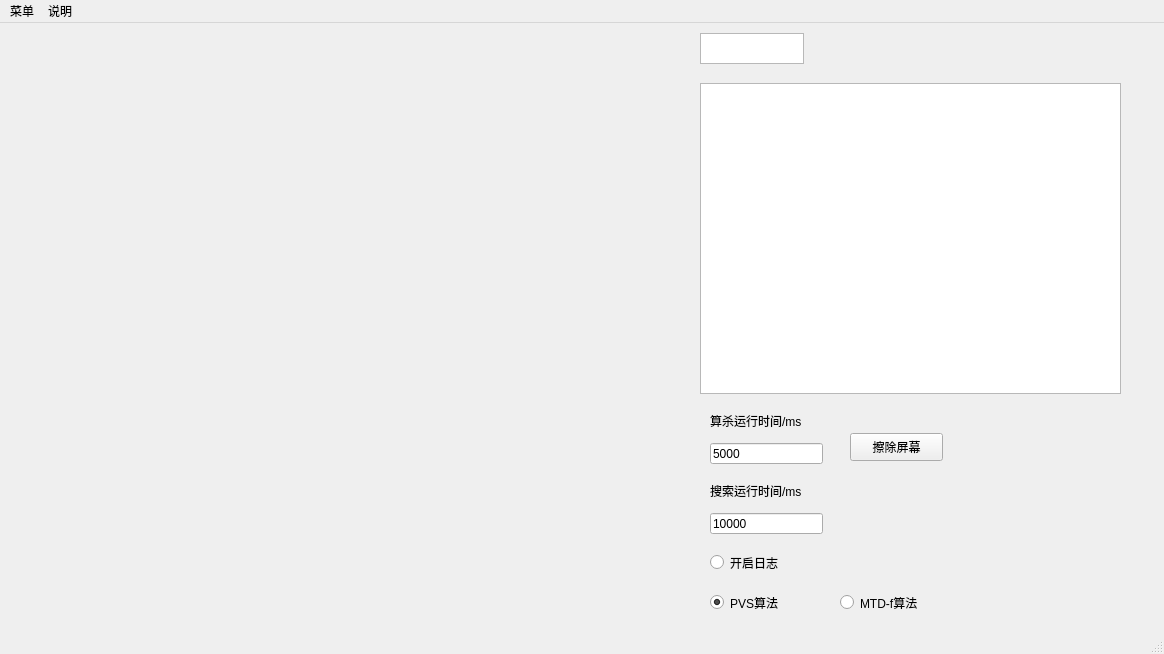
This is mainwindow.ui in guokla/renju_mtd as Qt 5 draws it before an edit. The edited form follows.
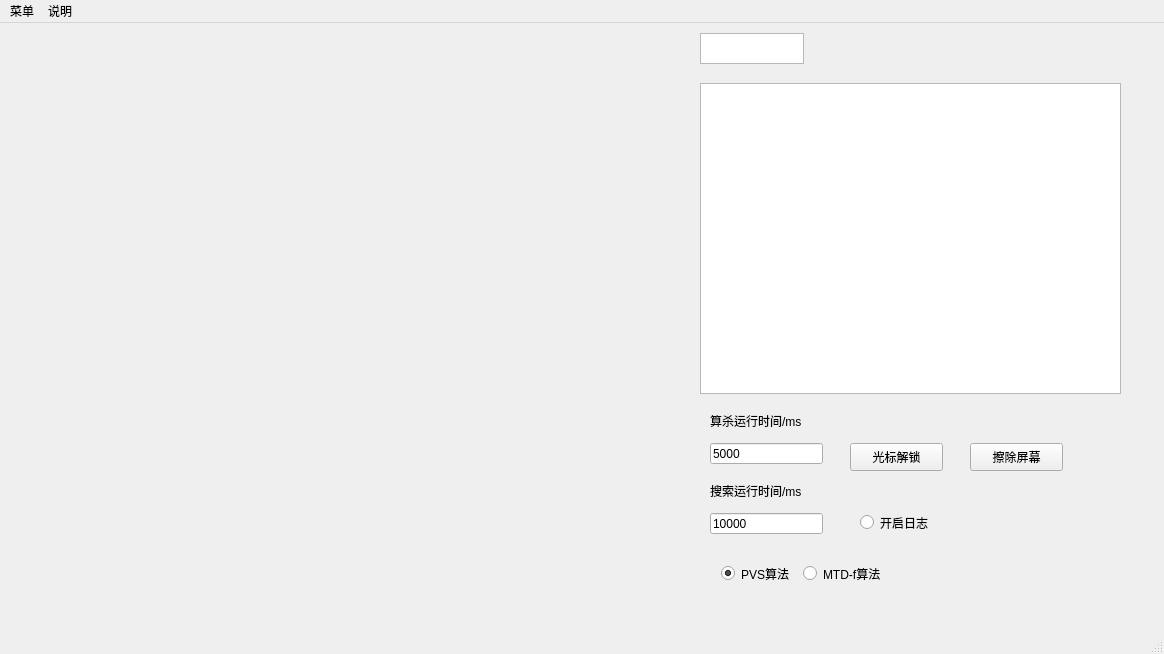
This is the edited form.

```diff
--- a/mainwindow.ui
+++ b/mainwindow.ui
@@ -33,8 +33,8 @@
    <widget class="QRadioButton" name="radioButton_9">
     <property name="geometry">
      <rect>
-      <x>710</x>
-      <y>530</y>
+      <x>860</x>
+      <y>490</y>
       <width>91</width>
       <height>19</height>
      </rect>
@@ -118,40 +118,11 @@
 &lt;p style=&quot;-qt-paragraph-type:empty; margin-top:0px; margin-bottom:0px; margin-left:0px; margin-right:0px; -qt-block-indent:0; text-indent:0px;&quot;&gt;&lt;br /&gt;&lt;/p&gt;&lt;/body&gt;&lt;/html&gt;</string>
     </property>
    </widget>
-   <widget class="QRadioButton" name="radioButton">
-    <property name="geometry">
-     <rect>
-      <x>710</x>
-      <y>570</y>
-      <width>91</width>
-      <height>19</height>
-     </rect>
-    </property>
-    <property name="text">
-     <string>PVS算法</string>
-    </property>
-    <property name="checked">
-     <bool>true</bool>
-    </property>
-   </widget>
-   <widget class="QRadioButton" name="radioButton_2">
-    <property name="geometry">
-     <rect>
-      <x>840</x>
-      <y>570</y>
-      <width>115</width>
-      <height>19</height>
-     </rect>
-    </property>
-    <property name="text">
-     <string>MTD-f算法</string>
-    </property>
-   </widget>
    <widget class="QPushButton" name="pushButton">
     <property name="geometry">
      <rect>
-      <x>850</x>
-      <y>410</y>
+      <x>970</x>
+      <y>420</y>
       <width>93</width>
       <height>28</height>
      </rect>
@@ -173,6 +144,48 @@
      <bool>true</bool>
     </property>
    </widget>
+   <widget class="QPushButton" name="pushButton_2">
+    <property name="geometry">
+     <rect>
+      <x>850</x>
+      <y>420</y>
+      <width>93</width>
+      <height>28</height>
+     </rect>
+    </property>
+    <property name="text">
+     <string>光标解锁</string>
+    </property>
+   </widget>
+   <widget class="QWidget" name="horizontalLayoutWidget">
+    <property name="geometry">
+     <rect>
+      <x>710</x>
+      <y>530</y>
+      <width>187</width>
+      <height>41</height>
+     </rect>
+    </property>
+    <layout class="QHBoxLayout" name="horizontalLayout">
+     <item>
+      <widget class="QRadioButton" name="radioButton">
+       <property name="text">
+        <string>PVS算法</string>
+       </property>
+       <property name="checked">
+        <bool>true</bool>
+       </property>
+      </widget>
+     </item>
+     <item>
+      <widget class="QRadioButton" name="radioButton_2">
+       <property name="text">
+        <string>MTD-f算法</string>
+       </property>
+      </widget>
+     </item>
+    </layout>
+   </widget>
   </widget>
   <widget class="QMenuBar" name="menuBar">
    <property name="geometry">
```
